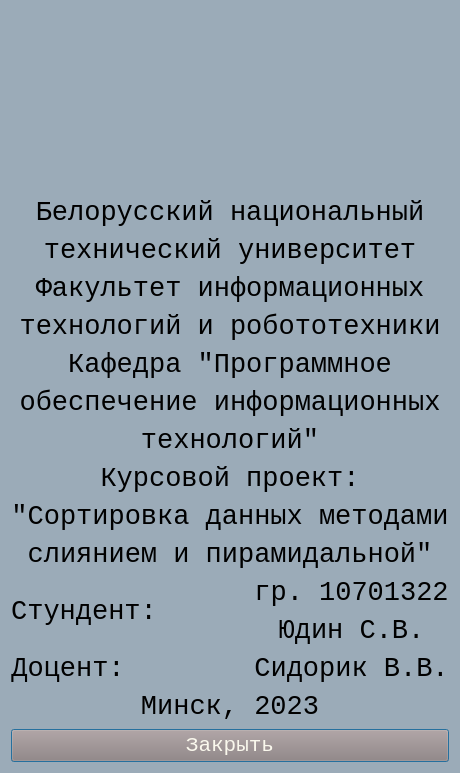
The window that about.ui (Indastrele/sorts) describes before a commit, drawn with Qt 5.
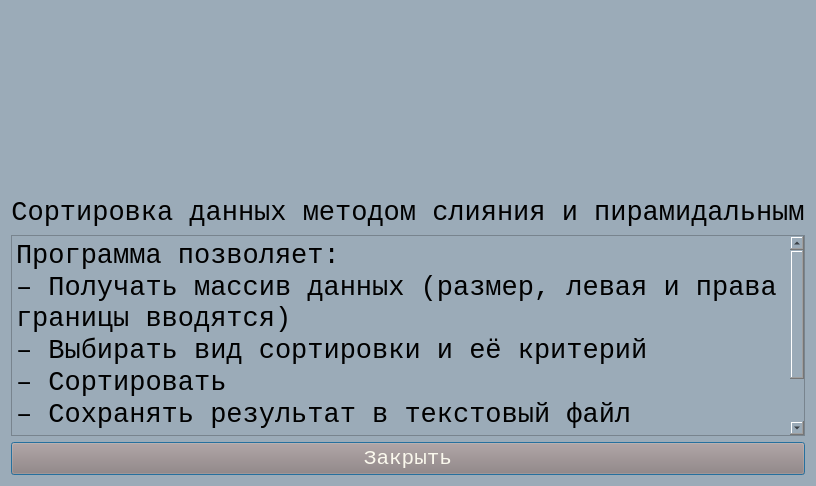
The same window after the commit. Icons and pictures are not drawn.

The edit to the form file:
```diff
--- a/about.ui
+++ b/about.ui
@@ -6,8 +6,8 @@
    <rect>
     <x>0</x>
     <y>0</y>
-    <width>377</width>
-    <height>773</height>
+    <width>612</width>
+    <height>486</height>
    </rect>
   </property>
   <property name="font">
@@ -27,398 +27,23 @@
   </property>
   <layout class="QGridLayout" name="gridLayout">
    <item row="1" column="0">
-    <layout class="QVBoxLayout" name="verticalLayout_8">
-     <item>
-      <layout class="QVBoxLayout" name="verticalLayout_4">
-       <item>
-        <layout class="QVBoxLayout" name="bntu">
-         <item>
-          <widget class="QLabel" name="label">
-           <property name="font">
-            <font>
-             <family>Courier New</family>
-             <pointsize>20</pointsize>
-            </font>
-           </property>
-           <property name="text">
-            <string>Белорусский национальный</string>
-           </property>
-           <property name="alignment">
-            <set>Qt::AlignCenter</set>
-           </property>
-          </widget>
-         </item>
-         <item>
-          <widget class="QLabel" name="label_2">
-           <property name="font">
-            <font>
-             <family>Courier New</family>
-             <pointsize>20</pointsize>
-            </font>
-           </property>
-           <property name="text">
-            <string>технический университет</string>
-           </property>
-           <property name="alignment">
-            <set>Qt::AlignCenter</set>
-           </property>
-          </widget>
-         </item>
-        </layout>
-       </item>
-       <item>
-        <spacer name="verticalSpacer_4">
-         <property name="orientation">
-          <enum>Qt::Vertical</enum>
-         </property>
-         <property name="sizeHint" stdset="0">
-          <size>
-           <width>20</width>
-           <height>15</height>
-          </size>
-         </property>
-        </spacer>
-       </item>
-       <item>
-        <layout class="QVBoxLayout" name="verticalLayout_2">
-         <item>
-          <widget class="QLabel" name="label_6">
-           <property name="font">
-            <font>
-             <family>Courier New</family>
-             <pointsize>20</pointsize>
-            </font>
-           </property>
-           <property name="text">
-            <string>Факультет информационных</string>
-           </property>
-           <property name="alignment">
-            <set>Qt::AlignCenter</set>
-           </property>
-          </widget>
-         </item>
-         <item>
-          <widget class="QLabel" name="label_7">
-           <property name="font">
-            <font>
-             <family>Courier New</family>
-             <pointsize>20</pointsize>
-            </font>
-           </property>
-           <property name="text">
-            <string>технологий и робототехники</string>
-           </property>
-           <property name="alignment">
-            <set>Qt::AlignCenter</set>
-           </property>
-          </widget>
-         </item>
-        </layout>
-       </item>
-       <item>
-        <spacer name="verticalSpacer_5">
-         <property name="orientation">
-          <enum>Qt::Vertical</enum>
-         </property>
-         <property name="sizeHint" stdset="0">
-          <size>
-           <width>20</width>
-           <height>15</height>
-          </size>
-         </property>
-        </spacer>
-       </item>
-       <item>
-        <layout class="QVBoxLayout" name="verticalLayout">
-         <item>
-          <widget class="QLabel" name="label_3">
-           <property name="font">
-            <font>
-             <family>Courier New</family>
-             <pointsize>20</pointsize>
-            </font>
-           </property>
-           <property name="text">
-            <string>Кафедра &quot;Программное</string>
-           </property>
-           <property name="alignment">
-            <set>Qt::AlignCenter</set>
-           </property>
-          </widget>
-         </item>
-         <item>
-          <widget class="QLabel" name="label_4">
-           <property name="font">
-            <font>
-             <family>Courier New</family>
-             <pointsize>20</pointsize>
-            </font>
-           </property>
-           <property name="text">
-            <string>обеспечение информационных</string>
-           </property>
-           <property name="alignment">
-            <set>Qt::AlignCenter</set>
-           </property>
-          </widget>
-         </item>
-         <item>
-          <widget class="QLabel" name="label_5">
-           <property name="font">
-            <font>
-             <family>Courier New</family>
-             <pointsize>20</pointsize>
-            </font>
-           </property>
-           <property name="text">
-            <string>технологий&quot;</string>
-           </property>
-           <property name="alignment">
-            <set>Qt::AlignCenter</set>
-           </property>
-          </widget>
-         </item>
-        </layout>
-       </item>
-       <item>
-        <spacer name="verticalSpacer">
-         <property name="orientation">
-          <enum>Qt::Vertical</enum>
-         </property>
-         <property name="sizeHint" stdset="0">
-          <size>
-           <width>20</width>
-           <height>25</height>
-          </size>
-         </property>
-        </spacer>
-       </item>
-       <item>
-        <layout class="QVBoxLayout" name="verticalLayout_3">
-         <item>
-          <widget class="QLabel" name="label_8">
-           <property name="font">
-            <font>
-             <family>Courier New</family>
-             <pointsize>20</pointsize>
-            </font>
-           </property>
-           <property name="text">
-            <string>Курсовой проект:</string>
-           </property>
-           <property name="alignment">
-            <set>Qt::AlignCenter</set>
-           </property>
-          </widget>
-         </item>
-         <item>
-          <widget class="QLabel" name="label_9">
-           <property name="font">
-            <font>
-             <family>Courier New</family>
-             <pointsize>20</pointsize>
-            </font>
-           </property>
-           <property name="text">
-            <string>&quot;Сортировка данных методами</string>
-           </property>
-           <property name="alignment">
-            <set>Qt::AlignCenter</set>
-           </property>
-          </widget>
-         </item>
-         <item>
-          <widget class="QLabel" name="label_10">
-           <property name="font">
-            <font>
-             <family>Courier New</family>
-             <pointsize>20</pointsize>
-            </font>
-           </property>
-           <property name="text">
-            <string>слиянием и пирамидальной&quot;</string>
-           </property>
-           <property name="alignment">
-            <set>Qt::AlignCenter</set>
-           </property>
-          </widget>
-         </item>
-        </layout>
-       </item>
-      </layout>
-     </item>
-     <item>
-      <spacer name="verticalSpacer_2">
-       <property name="orientation">
-        <enum>Qt::Vertical</enum>
-       </property>
-       <property name="sizeHint" stdset="0">
-        <size>
-         <width>20</width>
-         <height>20</height>
-        </size>
-       </property>
-      </spacer>
-     </item>
-     <item>
-      <layout class="QVBoxLayout" name="verticalLayout_7">
-       <item>
-        <layout class="QHBoxLayout" name="horizontalLayout">
-         <item>
-          <widget class="QLabel" name="label_11">
-           <property name="font">
-            <font>
-             <family>Courier New</family>
-             <pointsize>20</pointsize>
-            </font>
-           </property>
-           <property name="text">
-            <string>Стундент:</string>
-           </property>
-           <property name="alignment">
-            <set>Qt::AlignCenter</set>
-           </property>
-          </widget>
-         </item>
-         <item>
-          <spacer name="horizontalSpacer">
-           <property name="orientation">
-            <enum>Qt::Horizontal</enum>
-           </property>
-           <property name="sizeHint" stdset="0">
-            <size>
-             <width>40</width>
-             <height>20</height>
-            </size>
-           </property>
-          </spacer>
-         </item>
-         <item>
-          <layout class="QVBoxLayout" name="verticalLayout_5">
-           <item>
-            <widget class="QLabel" name="label_12">
-             <property name="font">
-              <font>
-               <family>Courier New</family>
-               <pointsize>20</pointsize>
-              </font>
-             </property>
-             <property name="text">
-              <string>гр. 10701322</string>
-             </property>
-             <property name="alignment">
-              <set>Qt::AlignCenter</set>
-             </property>
-            </widget>
-           </item>
-           <item>
-            <widget class="QLabel" name="label_13">
-             <property name="font">
-              <font>
-               <family>Courier New</family>
-               <pointsize>20</pointsize>
-              </font>
-             </property>
-             <property name="text">
-              <string>Юдин С.В.</string>
-             </property>
-             <property name="alignment">
-              <set>Qt::AlignCenter</set>
-             </property>
-            </widget>
-           </item>
-          </layout>
-         </item>
-        </layout>
-       </item>
-       <item>
-        <layout class="QHBoxLayout" name="horizontalLayout_2">
-         <item>
-          <widget class="QLabel" name="label_14">
-           <property name="font">
-            <font>
-             <family>Courier New</family>
-             <pointsize>20</pointsize>
-            </font>
-           </property>
-           <property name="text">
-            <string>Доцент:</string>
-           </property>
-           <property name="alignment">
-            <set>Qt::AlignCenter</set>
-           </property>
-          </widget>
-         </item>
-         <item>
-          <spacer name="horizontalSpacer_2">
-           <property name="orientation">
-            <enum>Qt::Horizontal</enum>
-           </property>
-           <property name="sizeHint" stdset="0">
-            <size>
-             <width>40</width>
-             <height>20</height>
-            </size>
-           </property>
-          </spacer>
-         </item>
-         <item>
-          <layout class="QVBoxLayout" name="verticalLayout_6">
-           <item>
-            <widget class="QLabel" name="label_15">
-             <property name="font">
-              <font>
-               <family>Courier New</family>
-               <pointsize>20</pointsize>
-              </font>
-             </property>
-             <property name="text">
-              <string>Сидорик В.В.</string>
-             </property>
-             <property name="alignment">
-              <set>Qt::AlignCenter</set>
-             </property>
-            </widget>
-           </item>
-          </layout>
-         </item>
-        </layout>
-       </item>
-      </layout>
-     </item>
-     <item>
-      <spacer name="verticalSpacer_3">
-       <property name="orientation">
-        <enum>Qt::Vertical</enum>
-       </property>
-       <property name="sizeHint" stdset="0">
-        <size>
-         <width>20</width>
-         <height>20</height>
-        </size>
-       </property>
-      </spacer>
-     </item>
-     <item>
-      <widget class="QLabel" name="label_16">
-       <property name="font">
-        <font>
-         <family>Courier New</family>
-         <pointsize>20</pointsize>
-        </font>
-       </property>
-       <property name="text">
-        <string>Минск, 2023</string>
-       </property>
-       <property name="alignment">
-        <set>Qt::AlignCenter</set>
-       </property>
-      </widget>
-     </item>
-    </layout>
+    <widget class="QLabel" name="label">
+     <property name="font">
+      <font>
+       <family>Courier New</family>
+       <pointsize>20</pointsize>
+      </font>
+     </property>
+     <property name="text">
+      <string>Сортировка данных методом слияния и пирамидальным</string>
+     </property>
+     <property name="alignment">
+      <set>Qt::AlignCenter</set>
+     </property>
+    </widget>
    </item>
    <item row="0" column="0">
-    <layout class="QHBoxLayout" name="horizontalLayout_3">
+    <layout class="QHBoxLayout" name="horizontalLayout">
      <item>
       <spacer name="horizontalSpacer_4">
        <property name="orientation">
@@ -472,7 +97,7 @@
      </item>
     </layout>
    </item>
-   <item row="2" column="0">
+   <item row="3" column="0">
     <widget class="QPushButton" name="close_button">
      <property name="font">
       <font>
@@ -489,6 +114,34 @@
      </property>
     </widget>
    </item>
+   <item row="2" column="0">
+    <widget class="QTextEdit" name="textEdit">
+     <property name="font">
+      <font>
+       <family>Courier New</family>
+       <pointsize>20</pointsize>
+      </font>
+     </property>
+     <property name="readOnly">
+      <bool>true</bool>
+     </property>
+     <property name="html">
+      <string>&lt;!DOCTYPE HTML PUBLIC &quot;-//W3C//DTD HTML 4.0//EN&quot; &quot;http://www.w3.org/TR/REC-html40/strict.dtd&quot;&gt;
+&lt;html&gt;&lt;head&gt;&lt;meta name=&quot;qrichtext&quot; content=&quot;1&quot; /&gt;&lt;meta charset=&quot;utf-8&quot; /&gt;&lt;style type=&quot;text/css&quot;&gt;
+p, li { white-space: pre-wrap; }
+hr { height: 1px; border-width: 0; }
+li.unchecked::marker { content: &quot;\2610&quot;; }
+li.checked::marker { content: &quot;\2612&quot;; }
+&lt;/style&gt;&lt;/head&gt;&lt;body style=&quot; font-family:'Courier New'; font-size:20pt; font-weight:400; font-style:normal;&quot;&gt;
+&lt;p style=&quot; margin-top:0px; margin-bottom:0px; margin-left:0px; margin-right:0px; -qt-block-indent:0; text-indent:0px;&quot;&gt;Программа позволяет:&lt;/p&gt;
+&lt;p style=&quot; margin-top:0px; margin-bottom:0px; margin-left:0px; margin-right:0px; -qt-block-indent:0; text-indent:0px;&quot;&gt;– Получать массив данных (размер, левая и права границы вводятся)&lt;/p&gt;
+&lt;p style=&quot; margin-top:0px; margin-bottom:0px; margin-left:0px; margin-right:0px; -qt-block-indent:0; text-indent:0px;&quot;&gt;– Выбирать вид сортировки и её критерий&lt;/p&gt;
+&lt;p style=&quot; margin-top:0px; margin-bottom:0px; margin-left:0px; margin-right:0px; -qt-block-indent:0; text-indent:0px;&quot;&gt;– Сортировать&lt;/p&gt;
+&lt;p style=&quot; margin-top:0px; margin-bottom:0px; margin-left:0px; margin-right:0px; -qt-block-indent:0; text-indent:0px;&quot;&gt;– Сохранять результат в текстовый файл&lt;/p&gt;
+&lt;p style=&quot; margin-top:0px; margin-bottom:0px; margin-left:0px; margin-right:0px; -qt-block-indent:0; text-indent:0px;&quot;&gt;– Производить сравнение двух сортировок по времени выполнения&lt;/p&gt;&lt;/body&gt;&lt;/html&gt;</string>
+     </property>
+    </widget>
+   </item>
   </layout>
  </widget>
  <resources/>
```
